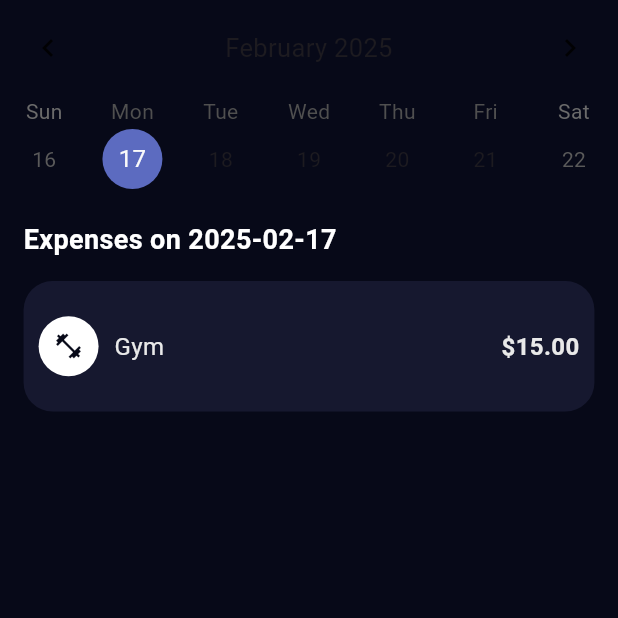
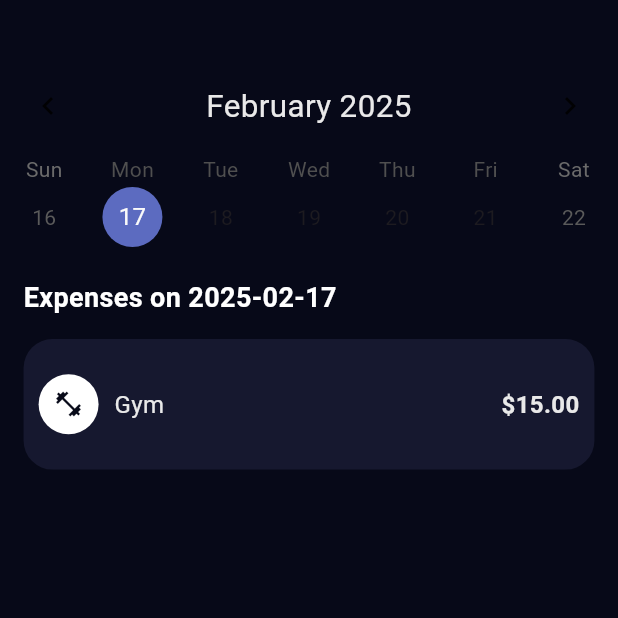
Before and after one commit to Usmandankama/BudgetMate, a Flutter app: the CalendarScreen screen opened directly, on a phone screen of 412 x 824 dp, the top half of it. Run offline on Flutter 3.47's test engine with Material 3 defaults, Android fonts, the phone set to English and light mode, and no system bars; drawn by our look-alikes of table_calendar; our stand-ins replace flutter_screenutil, smooth_page_indicator; Roboto replaces fonts that are missing (Poppins); project files that could hold a hidden picture were left out.

Commit message:
Update calender_screen.dart

```diff
--- a/lib/screens/calender/calender_screen.dart
+++ b/lib/screens/calender/calender_screen.dart
@@ -37,19 +37,25 @@ class _CalendarScreenState extends State<CalendarScreen> {
   Widget build(BuildContext context) {
     List<Map<String, dynamic>> expensesForDay =
         _expenses[_formatDate(_selectedDate)] ?? [];
-
     return Scaffold(
       backgroundColor: AppColors.primaryColor,
       body: Column(
         children: [
+          Padding(
+            padding: EdgeInsets.symmetric(vertical: 20.h),
+          ),
           // Horizontal Calendar
           TableCalendar(
             currentDay: DateTime.now(),
             focusedDay: _selectedDate,
             firstDay: DateTime.utc(2024, 1, 1),
             lastDay: DateTime.utc(2030, 12, 31),
-            calendarFormat: CalendarFormat.week, // Keeps it horizontal
-            headerStyle: const HeaderStyle(
+            calendarFormat: CalendarFormat.week,
+            headerStyle: HeaderStyle(
+              titleTextStyle: TextStyle(
+                color: AppColors.fontWhite,
+                fontSize: 20.sp,
+              ),
               formatButtonVisible: false,
               titleCentered: true,
             ),
```
